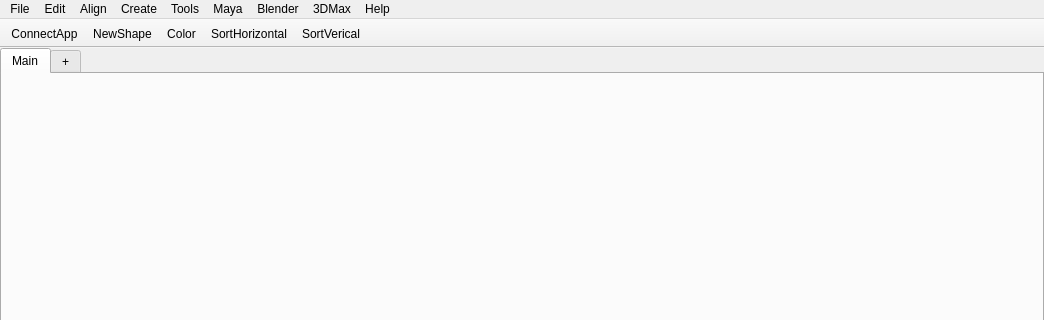
First picture: the form in ui/leePicker.ui, repository leetdvn/LeePickerX, before the edit; both pictures show x 0 to 1044 and y 0 to 320 of the 1044 by 630 pixel window.
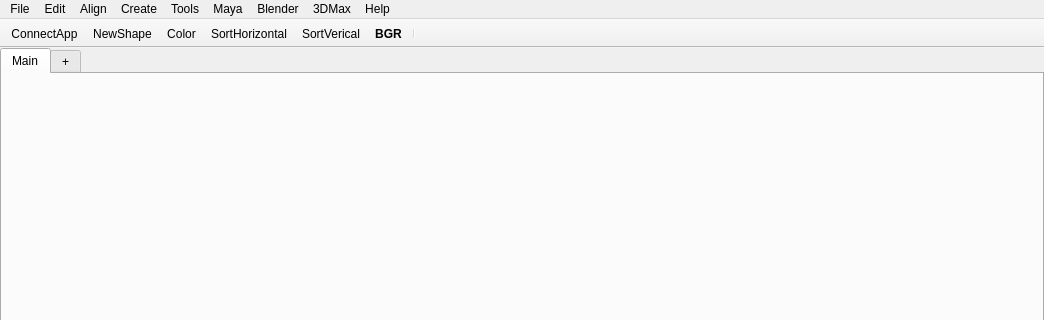
Second picture: the form after the edit. Icons and pictures are not drawn.

```diff
--- a/ui/leePicker.ui
+++ b/ui/leePicker.ui
@@ -321,6 +321,8 @@
    <addaction name="ColorAct"/>
    <addaction name="SortHorizontalAct"/>
    <addaction name="SortVericalAct"/>
+   <addaction name="BgrAct"/>
+   <addaction name="separator"/>
   </widget>
   <action name="NewScene">
    <property name="text">
@@ -574,9 +576,23 @@
     <string>Multiply Button V</string>
    </property>
   </action>
-  <action name="action">
+  <action name="BgrAct">
+   <property name="checkable">
+    <bool>true</bool>
+   </property>
+   <property name="checked">
+    <bool>false</bool>
+   </property>
    <property name="text">
-    <string>abc</string>
+    <string>BGR</string>
+   </property>
+   <property name="toolTip">
+    <string>Back ground edit</string>
+   </property>
+   <property name="font">
+    <font>
+     <bold>true</bold>
+    </font>
    </property>
   </action>
  </widget>
```
